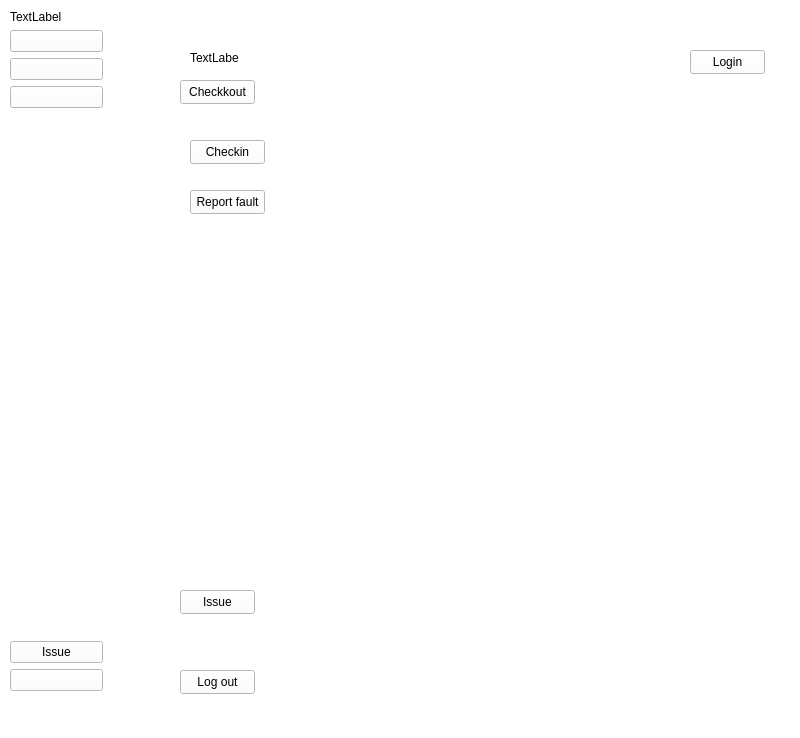
This is ui/trial_side_nav.ui in qmohebi/equipment_library_desktop_app as Qt 5 draws it before an edit. The edited form follows.
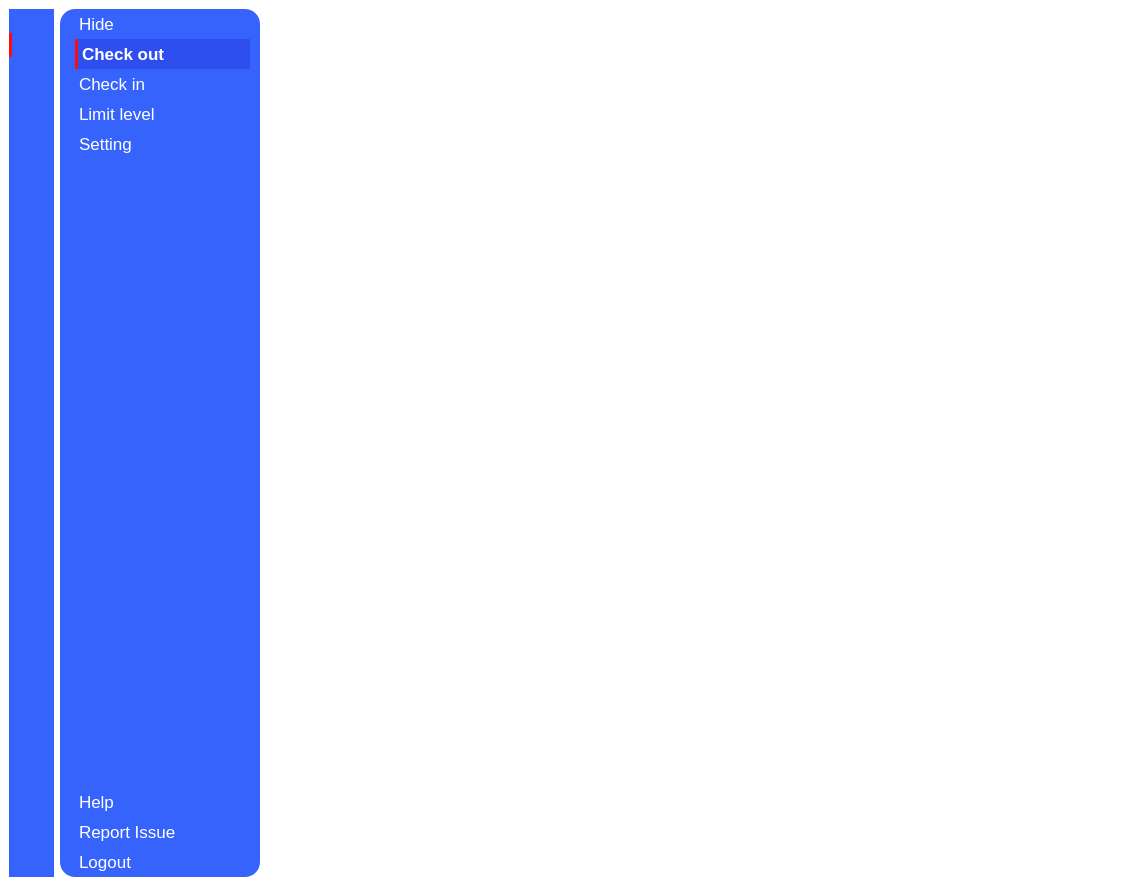
This is the edited form. The open tabs and pages were chosen to show the change. Icons and pictures are not drawn.

Commit message: side nav work near complition

What changed in the file:
```diff
--- a/ui/trial_side_nav.ui
+++ b/ui/trial_side_nav.ui
@@ -6,8 +6,8 @@
    <rect>
     <x>0</x>
     <y>0</y>
-    <width>800</width>
-    <height>738</height>
+    <width>1131</width>
+    <height>886</height>
    </rect>
   </property>
   <property name="windowTitle">
@@ -17,255 +17,561 @@
    <string notr="true">background-color: rgb(255, 255, 255);</string>
   </property>
   <widget class="QWidget" name="centralwidget">
-   <widget class="QWidget" name="icon_only_widget" native="true">
-    <property name="geometry">
-     <rect>
-      <x>10</x>
-      <y>10</y>
-      <width>93</width>
-      <height>681</height>
-     </rect>
-    </property>
-    <layout class="QVBoxLayout" name="verticalLayout">
-     <item>
-      <widget class="QLabel" name="label">
-       <property name="text">
-        <string>TextLabel</string>
+   <layout class="QGridLayout" name="gridLayout">
+    <item row="0" column="0" rowspan="2">
+     <widget class="QWidget" name="icon_only_widget" native="true">
+      <property name="maximumSize">
+       <size>
+        <width>70</width>
+        <height>16777215</height>
+       </size>
+      </property>
+      <property name="styleSheet">
+       <string notr="true">QWidget {
+background-color: #3663fc;
+border-radius: 15px;
+}
+
+QPushButton{
+	background-color: 3663fc;
+	border-radius: 20px;
+	padding:5px;
+}
+
+QFrame{
+	background-color:#2544af;
+	border-radius:0px;
+}
+
+QPushButton#checked{
+background-color:white;
+}
+
+#checked{
+border-left: 5px solid white;
+}
+
+
+QPushButton:checked{
+border-left: 3px solid #fc0d0d;
+font-weight:bold;
+border-radius:0px;
+}
+QPushButton:hover{
+background-color:#2544af;
+}</string>
+      </property>
+      <layout class="QVBoxLayout" name="verticalLayout_3">
+       <property name="spacing">
+        <number>0</number>
        </property>
-      </widget>
-     </item>
-     <item>
-      <widget class="QPushButton" name="pushButton">
-       <property name="text">
-        <string/>
+       <property name="leftMargin">
+        <number>0</number>
        </property>
-       <property name="icon">
-        <iconset resource="../logo/resources.qrc">
-         <normaloff>:/icons8-exit-48_1.png</normaloff>:/icons8-exit-48_1.png</iconset>
+       <property name="topMargin">
+        <number>0</number>
        </property>
-       <property name="iconSize">
-        <size>
-         <width>30</width>
-         <height>30</height>
-        </size>
+       <property name="rightMargin">
+        <number>0</number>
        </property>
-      </widget>
-     </item>
-     <item>
-      <widget class="QPushButton" name="pushButton_2">
-       <property name="text">
-        <string/>
+       <property name="bottomMargin">
+        <number>0</number>
        </property>
-       <property name="icon">
-        <iconset resource="../logo/resources.qrc">
-         <normaloff>:/icons8-enter-96.png</normaloff>:/icons8-enter-96.png</iconset>
+       <item>
+        <widget class="QPushButton" name="pushButton_3">
+         <property name="text">
+          <string/>
+         </property>
+         <property name="icon">
+          <iconset resource="../icon/resources.qrc">
+           <normaloff>:/icons8-menu-60.png</normaloff>:/icons8-menu-60.png</iconset>
+         </property>
+         <property name="iconSize">
+          <size>
+           <width>40</width>
+           <height>40</height>
+          </size>
+         </property>
+         <property name="checkable">
+          <bool>true</bool>
+         </property>
+        </widget>
+       </item>
+       <item>
+        <widget class="QPushButton" name="pushButton">
+         <property name="text">
+          <string/>
+         </property>
+         <property name="icon">
+          <iconset resource="../icon/resources.qrc">
+           <normaloff>:/icons8-home-60.png</normaloff>:/icons8-home-60.png</iconset>
+         </property>
+         <property name="iconSize">
+          <size>
+           <width>40</width>
+           <height>40</height>
+          </size>
+         </property>
+         <property name="checkable">
+          <bool>true</bool>
+         </property>
+         <property name="checked">
+          <bool>true</bool>
+         </property>
+         <property name="autoExclusive">
+          <bool>true</bool>
+         </property>
+        </widget>
+       </item>
+       <item>
+        <widget class="QPushButton" name="pushButton_2">
+         <property name="text">
+          <string/>
+         </property>
+         <property name="icon">
+          <iconset resource="../icon/resources.qrc">
+           <normaloff>:/icons8-checkout-60.png</normaloff>:/icons8-checkout-60.png</iconset>
+         </property>
+         <property name="iconSize">
+          <size>
+           <width>40</width>
+           <height>40</height>
+          </size>
+         </property>
+         <property name="checkable">
+          <bool>true</bool>
+         </property>
+         <property name="autoExclusive">
+          <bool>true</bool>
+         </property>
+        </widget>
+       </item>
+       <item>
+        <widget class="QPushButton" name="pushButton_12">
+         <property name="text">
+          <string/>
+         </property>
+         <property name="icon">
+          <iconset resource="../icon/resources.qrc">
+           <normaloff>:/icons8-dashboard-60.png</normaloff>:/icons8-dashboard-60.png</iconset>
+         </property>
+         <property name="iconSize">
+          <size>
+           <width>40</width>
+           <height>40</height>
+          </size>
+         </property>
+         <property name="checkable">
+          <bool>true</bool>
+         </property>
+         <property name="autoExclusive">
+          <bool>true</bool>
+         </property>
+        </widget>
+       </item>
+       <item>
+        <widget class="QPushButton" name="pushButton_21">
+         <property name="text">
+          <string/>
+         </property>
+         <property name="icon">
+          <iconset resource="../icon/resources.qrc">
+           <normaloff>:/icons8-setting-60.png</normaloff>:/icons8-setting-60.png</iconset>
+         </property>
+         <property name="iconSize">
+          <size>
+           <width>40</width>
+           <height>40</height>
+          </size>
+         </property>
+         <property name="checkable">
+          <bool>true</bool>
+         </property>
+         <property name="autoExclusive">
+          <bool>true</bool>
+         </property>
+        </widget>
+       </item>
+       <item>
+        <spacer name="verticalSpacer">
+         <property name="orientation">
+          <enum>Qt::Vertical</enum>
+         </property>
+         <property name="sizeHint" stdset="0">
+          <size>
+           <width>20</width>
+           <height>300</height>
+          </size>
+         </property>
+        </spacer>
+       </item>
+       <item>
+        <widget class="QPushButton" name="pushButton_11">
+         <property name="text">
+          <string/>
+         </property>
+         <property name="icon">
+          <iconset resource="../icon/resources.qrc">
+           <normaloff>:/icons8-help-60.png</normaloff>:/icons8-help-60.png</iconset>
+         </property>
+         <property name="iconSize">
+          <size>
+           <width>40</width>
+           <height>40</height>
+          </size>
+         </property>
+         <property name="checkable">
+          <bool>true</bool>
+         </property>
+         <property name="autoExclusive">
+          <bool>true</bool>
+         </property>
+        </widget>
+       </item>
+       <item>
+        <widget class="QPushButton" name="pushButton_13">
+         <property name="text">
+          <string/>
+         </property>
+         <property name="icon">
+          <iconset resource="../icon/resources.qrc">
+           <normaloff>:/icons8-issue-60.png</normaloff>:/icons8-issue-60.png</iconset>
+         </property>
+         <property name="iconSize">
+          <size>
+           <width>40</width>
+           <height>40</height>
+          </size>
+         </property>
+         <property name="checkable">
+          <bool>true</bool>
+         </property>
+         <property name="autoExclusive">
+          <bool>true</bool>
+         </property>
+        </widget>
+       </item>
+       <item>
+        <widget class="QPushButton" name="pushButton_6">
+         <property name="styleSheet">
+          <string notr="true"/>
+         </property>
+         <property name="text">
+          <string/>
+         </property>
+         <property name="icon">
+          <iconset resource="../icon/resources.qrc">
+           <normaloff>:/icons8-log-out-60.png</normaloff>:/icons8-log-out-60.png</iconset>
+         </property>
+         <property name="iconSize">
+          <size>
+           <width>40</width>
+           <height>40</height>
+          </size>
+         </property>
+         <property name="checkable">
+          <bool>false</bool>
+         </property>
+        </widget>
+       </item>
+      </layout>
+     </widget>
+    </item>
+    <item row="0" column="1" rowspan="2">
+     <widget class="QWidget" name="icon_only_widget_2" native="true">
+      <property name="minimumSize">
+       <size>
+        <width>200</width>
+        <height>0</height>
+       </size>
+      </property>
+      <property name="maximumSize">
+       <size>
+        <width>210</width>
+        <height>16777215</height>
+       </size>
+      </property>
+      <property name="styleSheet">
+       <string notr="true">QWidget {
+background-color: #3663fc;
+border-radius: 15px;
+}
+
+
+QFrame{
+	background-color:#2544af;
+	border-radius:0px;
+}
+
+
+
+
+QPushButton{
+	background-color: transparent;
+	border-radius: none;
+	padding:5px;
+	color:white;
+	 margin-right: 10px;
+	text-align: left;
+	font: 13pt;	
+	padding-left:4px;
+	border-radius: 20px;
+}
+
+QPushButton:checked{
+border-left: 3px solid #fc0d0d;
+border-radius:0px;
+font-weight:bold;
+background-color:#2f4ef0;
+}
+
+
+QPushButton:hover{
+background-color:#2544af;
+}
+
+</string>
+      </property>
+      <layout class="QVBoxLayout" name="verticalLayout">
+       <property name="spacing">
+        <number>0</number>
        </property>
-       <property name="iconSize">
-        <size>
-         <width>30</width>
-         <height>30</height>
-        </size>
+       <property name="leftMargin">
+        <number>15</number>
        </property>
-      </widget>
-     </item>
-     <item>
-      <widget class="QPushButton" name="pushButton_3">
-       <property name="text">
-        <string/>
+       <property name="topMargin">
+        <number>0</number>
        </property>
-       <property name="icon">
-        <iconset resource="../logo/resources.qrc">
-         <normaloff>:/cancel.png</normaloff>:/cancel.png</iconset>
+       <property name="rightMargin">
+        <number>0</number>
        </property>
-       <property name="iconSize">
-        <size>
-         <width>30</width>
-         <height>30</height>
-        </size>
+       <property name="bottomMargin">
+        <number>0</number>
        </property>
-      </widget>
-     </item>
-     <item>
-      <spacer name="verticalSpacer">
-       <property name="orientation">
-        <enum>Qt::Vertical</enum>
-       </property>
-       <property name="sizeHint" stdset="0">
-        <size>
-         <width>20</width>
-         <height>432</height>
-        </size>
-       </property>
-      </spacer>
-     </item>
-     <item>
-      <widget class="QPushButton" name="pushButton_11">
-       <property name="text">
-        <string>Issue</string>
-       </property>
-       <property name="iconSize">
-        <size>
-         <width>30</width>
-         <height>30</height>
-        </size>
-       </property>
-      </widget>
-     </item>
-     <item>
-      <widget class="QPushButton" name="pushButton_6">
-       <property name="text">
-        <string/>
-       </property>
-       <property name="icon">
-        <iconset resource="../logo/resources.qrc">
-         <normaloff>:/icons8-logout-48_1.png</normaloff>:/icons8-logout-48_1.png</iconset>
-       </property>
-       <property name="iconSize">
-        <size>
-         <width>30</width>
-         <height>30</height>
-        </size>
-       </property>
-      </widget>
-     </item>
-    </layout>
-   </widget>
-   <widget class="QWidget" name="icon_desc_widget" native="true">
-    <property name="geometry">
-     <rect>
-      <x>160</x>
-      <y>30</y>
-      <width>120</width>
-      <height>681</height>
-     </rect>
-    </property>
-    <widget class="QLabel" name="label_2">
-     <property name="geometry">
-      <rect>
-       <x>30</x>
-       <y>20</y>
-       <width>49</width>
-       <height>16</height>
-      </rect>
-     </property>
-     <property name="text">
-      <string>TextLabel</string>
-     </property>
-    </widget>
-    <widget class="QPushButton" name="pushButton_4">
-     <property name="geometry">
-      <rect>
-       <x>20</x>
-       <y>50</y>
-       <width>75</width>
-       <height>24</height>
-      </rect>
-     </property>
-     <property name="text">
-      <string>Checkkout</string>
-     </property>
-    </widget>
-    <widget class="QPushButton" name="pushButton_5">
-     <property name="geometry">
-      <rect>
-       <x>30</x>
-       <y>110</y>
-       <width>75</width>
-       <height>24</height>
-      </rect>
-     </property>
-     <property name="text">
-      <string>Checkin</string>
-     </property>
-    </widget>
-    <widget class="QPushButton" name="pushButton_7">
-     <property name="geometry">
-      <rect>
-       <x>30</x>
-       <y>160</y>
-       <width>75</width>
-       <height>24</height>
-      </rect>
-     </property>
-     <property name="text">
-      <string>Report fault</string>
-     </property>
-    </widget>
-    <widget class="QPushButton" name="pushButton_8">
-     <property name="geometry">
-      <rect>
-       <x>20</x>
-       <y>640</y>
-       <width>75</width>
-       <height>24</height>
-      </rect>
-     </property>
-     <property name="text">
-      <string>Log out</string>
-     </property>
-    </widget>
-    <widget class="QPushButton" name="pushButton_10">
-     <property name="geometry">
-      <rect>
-       <x>20</x>
-       <y>560</y>
-       <width>75</width>
-       <height>24</height>
-      </rect>
-     </property>
-     <property name="text">
-      <string>Issue</string>
-     </property>
-    </widget>
-   </widget>
-   <widget class="QWidget" name="main_menu" native="true">
-    <property name="geometry">
-     <rect>
-      <x>300</x>
-      <y>30</y>
-      <width>481</width>
-      <height>611</height>
-     </rect>
-    </property>
-    <widget class="QWidget" name="widget" native="true">
-     <property name="geometry">
-      <rect>
-       <x>20</x>
-       <y>10</y>
-       <width>451</width>
-       <height>51</height>
-      </rect>
-     </property>
-     <widget class="QPushButton" name="pushButton_9">
-      <property name="geometry">
-       <rect>
-        <x>370</x>
-        <y>10</y>
-        <width>75</width>
-        <height>24</height>
-       </rect>
+       <item>
+        <widget class="QPushButton" name="pushButton_22">
+         <property name="enabled">
+          <bool>true</bool>
+         </property>
+         <property name="layoutDirection">
+          <enum>Qt::LeftToRight</enum>
+         </property>
+         <property name="text">
+          <string>Hide</string>
+         </property>
+         <property name="icon">
+          <iconset resource="../icon/resources.qrc">
+           <normaloff>:/icons8-menu-vertical-60.png</normaloff>:/icons8-menu-vertical-60.png</iconset>
+         </property>
+         <property name="iconSize">
+          <size>
+           <width>30</width>
+           <height>40</height>
+          </size>
+         </property>
+         <property name="checkable">
+          <bool>true</bool>
+         </property>
+        </widget>
+       </item>
+       <item>
+        <widget class="QPushButton" name="pushButton_23">
+         <property name="text">
+          <string>Check out</string>
+         </property>
+         <property name="icon">
+          <iconset resource="../icon/resources.qrc">
+           <normaloff>:/icons8-home-60.png</normaloff>:/icons8-home-60.png</iconset>
+         </property>
+         <property name="iconSize">
+          <size>
+           <width>40</width>
+           <height>40</height>
+          </size>
+         </property>
+         <property name="checkable">
+          <bool>true</bool>
+         </property>
+         <property name="checked">
+          <bool>true</bool>
+         </property>
+         <property name="autoExclusive">
+          <bool>true</bool>
+         </property>
+        </widget>
+       </item>
+       <item>
+        <widget class="QPushButton" name="pushButton_24">
+         <property name="text">
+          <string>Check in</string>
+         </property>
+         <property name="icon">
+          <iconset resource="../icon/resources.qrc">
+           <normaloff>:/icons8-checkout-60.png</normaloff>:/icons8-checkout-60.png</iconset>
+         </property>
+         <property name="iconSize">
+          <size>
+           <width>40</width>
+           <height>40</height>
+          </size>
+         </property>
+         <property name="checkable">
+          <bool>true</bool>
+         </property>
+         <property name="autoExclusive">
+          <bool>true</bool>
+         </property>
+        </widget>
+       </item>
+       <item>
+        <widget class="QPushButton" name="pushButton_25">
+         <property name="text">
+          <string>Limit level</string>
+         </property>
+         <property name="icon">
+          <iconset resource="../icon/resources.qrc">
+           <normaloff>:/icons8-dashboard-60.png</normaloff>:/icons8-dashboard-60.png</iconset>
+         </property>
+         <property name="iconSize">
+          <size>
+           <width>40</width>
+           <height>40</height>
+          </size>
+         </property>
+         <property name="checkable">
+          <bool>true</bool>
+         </property>
+         <property name="autoExclusive">
+          <bool>true</bool>
+         </property>
+        </widget>
+       </item>
+       <item>
+        <widget class="QPushButton" name="pushButton_26">
+         <property name="text">
+          <string>Setting</string>
+         </property>
+         <property name="icon">
+          <iconset resource="../icon/resources.qrc">
+           <normaloff>:/icons8-setting-60.png</normaloff>:/icons8-setting-60.png</iconset>
+         </property>
+         <property name="iconSize">
+          <size>
+           <width>40</width>
+           <height>40</height>
+          </size>
+         </property>
+         <property name="checkable">
+          <bool>true</bool>
+         </property>
+         <property name="autoExclusive">
+          <bool>true</bool>
+         </property>
+        </widget>
+       </item>
+       <item>
+        <spacer name="verticalSpacer_3">
+         <property name="orientation">
+          <enum>Qt::Vertical</enum>
+         </property>
+         <property name="sizeHint" stdset="0">
+          <size>
+           <width>20</width>
+           <height>300</height>
+          </size>
+         </property>
+        </spacer>
+       </item>
+       <item>
+        <widget class="QPushButton" name="pushButton_28">
+         <property name="text">
+          <string>Help</string>
+         </property>
+         <property name="icon">
+          <iconset resource="../icon/resources.qrc">
+           <normaloff>:/icons8-help-60.png</normaloff>:/icons8-help-60.png</iconset>
+         </property>
+         <property name="iconSize">
+          <size>
+           <width>40</width>
+           <height>40</height>
+          </size>
+         </property>
+         <property name="checkable">
+          <bool>true</bool>
+         </property>
+         <property name="autoExclusive">
+          <bool>true</bool>
+         </property>
+        </widget>
+       </item>
+       <item>
+        <widget class="QPushButton" name="pushButton_27">
+         <property name="text">
+          <string>Report Issue</string>
+         </property>
+         <property name="icon">
+          <iconset resource="../icon/resources.qrc">
+           <normaloff>:/icons8-issue-60.png</normaloff>:/icons8-issue-60.png</iconset>
+         </property>
+         <property name="iconSize">
+          <size>
+           <width>40</width>
+           <height>40</height>
+          </size>
+         </property>
+         <property name="checkable">
+          <bool>true</bool>
+         </property>
+         <property name="autoExclusive">
+          <bool>true</bool>
+         </property>
+        </widget>
+       </item>
+       <item>
+        <widget class="QPushButton" name="pushButton_29">
+         <property name="styleSheet">
+          <string notr="true">
+</string>
+         </property>
+         <property name="text">
+          <string>Logout</string>
+         </property>
+         <property name="icon">
+          <iconset resource="../icon/resources.qrc">
+           <normaloff>:/icons8-log-out-60.png</normaloff>:/icons8-log-out-60.png</iconset>
+         </property>
+         <property name="iconSize">
+          <size>
+           <width>40</width>
+           <height>40</height>
+          </size>
+         </property>
+         <property name="checkable">
+          <bool>false</bool>
+         </property>
+        </widget>
+       </item>
+      </layout>
+     </widget>
+    </item>
+    <item row="0" column="2">
+     <widget class="QFrame" name="frame">
+      <property name="frameShape">
+       <enum>QFrame::StyledPanel</enum>
       </property>
-      <property name="text">
-       <string>Login</string>
+      <property name="frameShadow">
+       <enum>QFrame::Raised</enum>
       </property>
      </widget>
-    </widget>
-    <widget class="QStackedWidget" name="stackedWidget">
-     <property name="geometry">
-      <rect>
-       <x>20</x>
-       <y>110</y>
-       <width>441</width>
-       <height>481</height>
-      </rect>
-     </property>
-     <property name="currentIndex">
-      <number>1</number>
-     </property>
-     <widget class="QWidget" name="page"/>
-     <widget class="QWidget" name="page_2"/>
-    </widget>
-   </widget>
+    </item>
+    <item row="1" column="2">
+     <widget class="QStackedWidget" name="stackedWidget">
+      <widget class="QWidget" name="page"/>
+      <widget class="QWidget" name="page_2"/>
+     </widget>
+    </item>
+   </layout>
   </widget>
  </widget>
  <resources>
```
Left out of the diff: 261 changed lines with no effect on the pictures. The commit also changes 43 other files.
